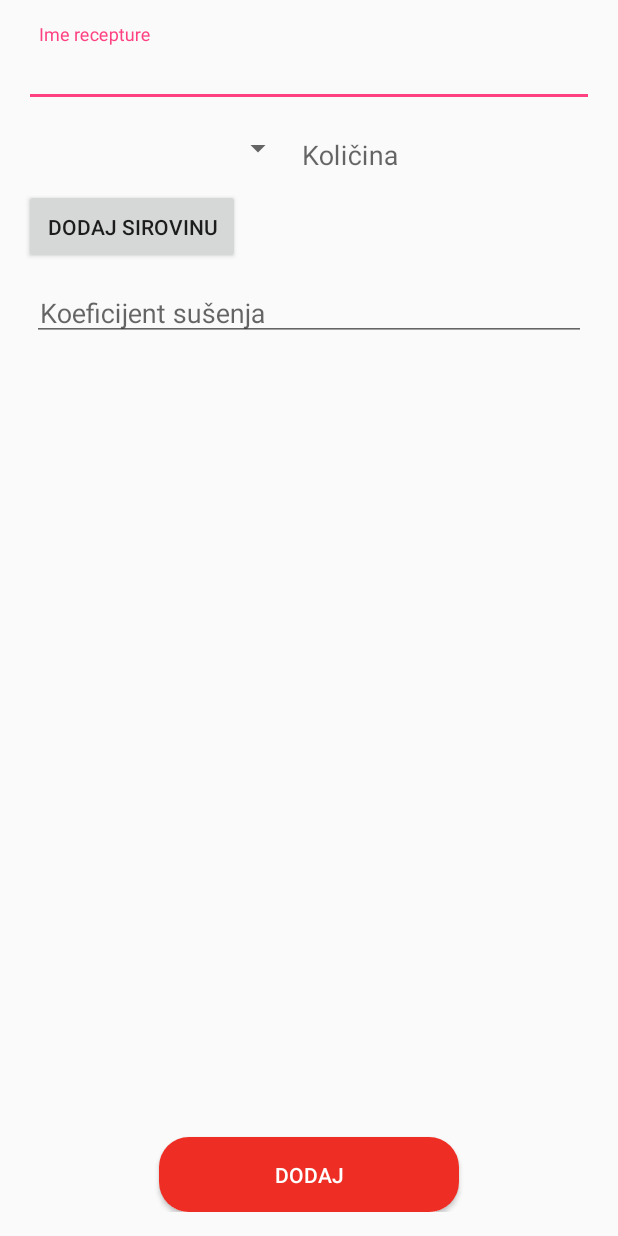
After one commit to fizinen/OptiMix, an Android app: the layout activity_create_recipe.xml on its own in the app's theme, with its tools: preview values and no code run, on a phone screen of 412 x 824 dp. The commit adds this screen. Run offline under Robolectric (Android 15) with nearby library versions, the phone set to English and light mode, and no system bars; network calls fail.

Commit message:
Kreiran je dizajn .xml datoteke za dodavanje novih receptura.

```diff
--- a/OptiMix-client/app/src/main/java/hr/foi/air/optimix/optimix/ReceiptListAndCreationActivity.java
+++ b/OptiMix-client/app/src/main/java/hr/foi/air/optimix/optimix/ReceiptListAndCreationActivity.java
@@ -31,7 +31,7 @@ public class ReceiptListAndCreationActivity extends Fragment implements View.OnC
 
     @Override
     public View onCreateView(LayoutInflater inflater, @Nullable ViewGroup container, @Nullable Bundle savedInstanceState) {
-        View view = inflater.inflate(R.layout.fragment_create_recepture, container, false);
+        View view = inflater.inflate(R.layout.fragment_recipes_overview, container, false);
         buttonAddNewRecipes = (FloatingActionButton) view.findViewById(R.id.floatingActionButtonAddNewRecipe);
         buttonAddNewRecipes.setOnClickListener(this);
         return view;
--- /dev/null
+++ b/OptiMix-client/app/src/main/res/layout/activity_create_recipe.xml
@@ -0,0 +1,95 @@
+<?xml version="1.0" encoding="utf-8"?>
+<RelativeLayout xmlns:android="http://schemas.android.com/apk/res/android"
+    android:orientation="vertical" android:layout_width="match_parent"
+    android:padding="16dp"
+    android:layout_height="match_parent">
+    <ScrollView
+        android:layout_width="fill_parent"
+        android:layout_height="fill_parent"
+        android:id="@+id/recipe_creation_scrollView" >
+
+        <LinearLayout
+            android:orientation="vertical"
+            android:layout_width="match_parent"
+            android:layout_height="wrap_content">
+
+            <!-- Recipe name -->
+            <android.support.design.widget.TextInputLayout
+                android:layout_height="match_parent"
+                android:layout_width="match_parent"
+                android:id="@+id/recipe_name_layout">
+                <EditText
+                    android:id="@+id/recipe_name"
+                    android:layout_width="fill_parent"
+                    android:layout_height="wrap_content"
+                    android:padding="10dp"
+                    android:hint="@string/recipe_name"
+                    android:inputType="text" />
+            </android.support.design.widget.TextInputLayout>
+            <!-- Recipe components-->
+            <LinearLayout
+                android:id="@+id/material_addition_layout"
+                android:layout_width="match_parent"
+                android:layout_height="wrap_content"
+                android:paddingBottom="15dp"
+                android:paddingTop="15dp">
+                <Spinner
+                    android:id="@+id/material_selection_spinner"
+                    android:layout_width="180dp"
+                    android:layout_height="wrap_content"
+                    android:paddingBottom="10dp"
+                    android:paddingTop="10dp" />
+                <android.support.design.widget.TextInputLayout
+                    android:id="@+id/material_amount_input_layout"
+                    android:layout_width="match_parent"
+                    android:layout_height="match_parent">
+                    <EditText
+                        android:id="@+id/material_amount"
+                        android:layout_width="match_parent"
+                        android:layout_height="match_parent"
+                        android:hint="@string/material_amount"
+                        android:inputType="numberDecimal"
+                        android:padding="5dp"/>
+                </android.support.design.widget.TextInputLayout>
+            </LinearLayout>
+
+            <Button
+                android:id="@+id/add_new_material_button"
+                android:layout_width="wrap_content"
+                android:layout_height="wrap_content"
+                android:padding="15dp"
+                android:text="@string/material_addition" />
+
+            <LinearLayout
+                android:layout_width="match_parent"
+                android:layout_height="wrap_content"
+                android:padding="5dp">
+                <android.support.design.widget.TextInputLayout
+                    android:id="@+id/shrinkage_coefficient"
+                    android:layout_width="match_parent"
+                    android:layout_height="match_parent">
+                    <EditText
+                        android:id="@+id/shrinkage_coefficient_amount"
+                        android:layout_width="match_parent"
+                        android:layout_height="wrap_content"
+                        android:hint="@string/shrinkage_coefficient_name"
+                        android:inputType="numberDecimal"
+                        android:padding="5dp" />
+                </android.support.design.widget.TextInputLayout>
+            </LinearLayout>
+
+
+        </LinearLayout>
+
+    </ScrollView>
+    <Button
+        android:layout_width="wrap_content"
+        android:layout_height="wrap_content"
+        android:background="@drawable/buttonstyle"
+        android:textColor="@color/white"
+        android:text="@string/create_user"
+        android:layout_gravity="bottom"
+        android:layout_alignParentBottom="true"
+        android:layout_centerHorizontal="true"
+        android:id="@+id/submitButton" />
+</RelativeLayout>
--- a/OptiMix-client/app/src/main/res/values/strings.xml
+++ b/OptiMix-client/app/src/main/res/values/strings.xml
@@ -17,6 +17,11 @@
     <string name="create_user">Dodaj</string>
     <string name="username_error">Wrong username!</string>
     <string name="password_error">Wrong password!</string>
+    <!--Create recipe-->
+    <string name="material_amount">Količina</string>
+    <string name="recipe_name">Ime recepture</string>
+    <string name="shrinkage_coefficient_name">Koeficijent sušenja</string>
+    <string name="material_addition">Dodaj sirovinu</string>
 
     <string name="internet_error">Cannot connect to server, please check your internet connection</string>
 
```
Also changed, not shown: OptiMix-client/app/src/main/res/layout/fragment_recipes_overview.xml (renamed from OptiMix-client/app/src/main/res/layout/fragment_create_recepture.xml).
